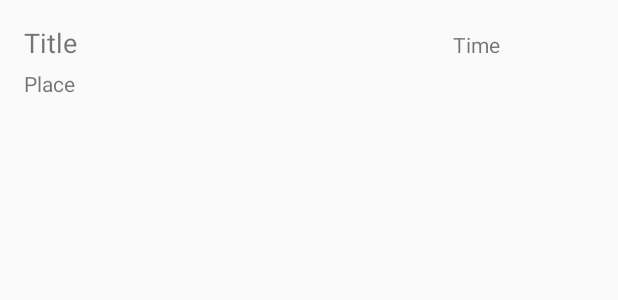
After one commit to dentych/SMAPX, an Android app: the layout reminder_list_layout.xml on its own in the app's theme, with its tools: preview values and no code run, on a phone screen of 412 x 824 dp. The commit adds this screen. Shown: the top 300 px of the screen. Run offline under Robolectric (Android 15) with nearby library versions, the phone set to English and light mode, and no system bars.

Commit message:
finished listLayout

```diff
--- /dev/null
+++ b/RemindALot/app/src/main/res/layout/reminder_list_layout.xml
@@ -0,0 +1,41 @@
+<?xml version="1.0" encoding="utf-8"?>
+<LinearLayout xmlns:android="http://schemas.android.com/apk/res/android"
+    android:layout_width="match_parent"
+    android:layout_height="match_parent"
+    android:layout_centerHorizontal="true"
+    android:orientation="horizontal"
+    android:paddingBottom="@dimen/activity_vertical_margin"
+    android:paddingLeft="@dimen/activity_horizontal_margin"
+    android:paddingRight="@dimen/activity_horizontal_margin"
+    android:paddingTop="@dimen/activity_vertical_margin">
+
+    <RelativeLayout
+        android:layout_width="wrap_content"
+        android:layout_height="wrap_content"
+        android:layout_weight="0.80">
+
+        <TextView
+            android:id="@+id/title_text"
+            android:layout_width="wrap_content"
+            android:layout_height="wrap_content"
+            android:text="@string/title"
+            android:textSize="@dimen/text_medium" />
+
+        <TextView
+            android:layout_width="wrap_content"
+            android:layout_height="wrap_content"
+            android:layout_below="@id/title_text"
+            android:layout_marginTop="5dp"
+            android:text="@string/place" />
+
+    </RelativeLayout>
+
+    <TextView
+        android:id="@+id/time_text"
+
+        android:layout_width="wrap_content"
+        android:layout_height="wrap_content"
+        android:layout_weight="0.20"
+        android:text="@string/time" />
+
+</LinearLayout>
--- a/RemindALot/app/src/main/res/values/dimens.xml
+++ b/RemindALot/app/src/main/res/values/dimens.xml
@@ -3,4 +3,7 @@
     <dimen name="activity_horizontal_margin">16dp</dimen>
     <dimen name="activity_vertical_margin">16dp</dimen>
     <dimen name="fab_margin">16dp</dimen>
+    <dimen name="text_small">14sp</dimen>
+    <dimen name="text_medium">18sp</dimen>
+    <dimen name="text_large">22sp</dimen>
 </resources>
--- a/RemindALot/app/src/main/res/values/strings.xml
+++ b/RemindALot/app/src/main/res/values/strings.xml
@@ -1,4 +1,7 @@
 <resources>
     <string name="app_name">RemindALot</string>
     <string name="action_settings">Settings</string>
+    <string name="title">Title</string>
+    <string name="place">Place</string>
+    <string name="time">Time</string>
 </resources>
```
